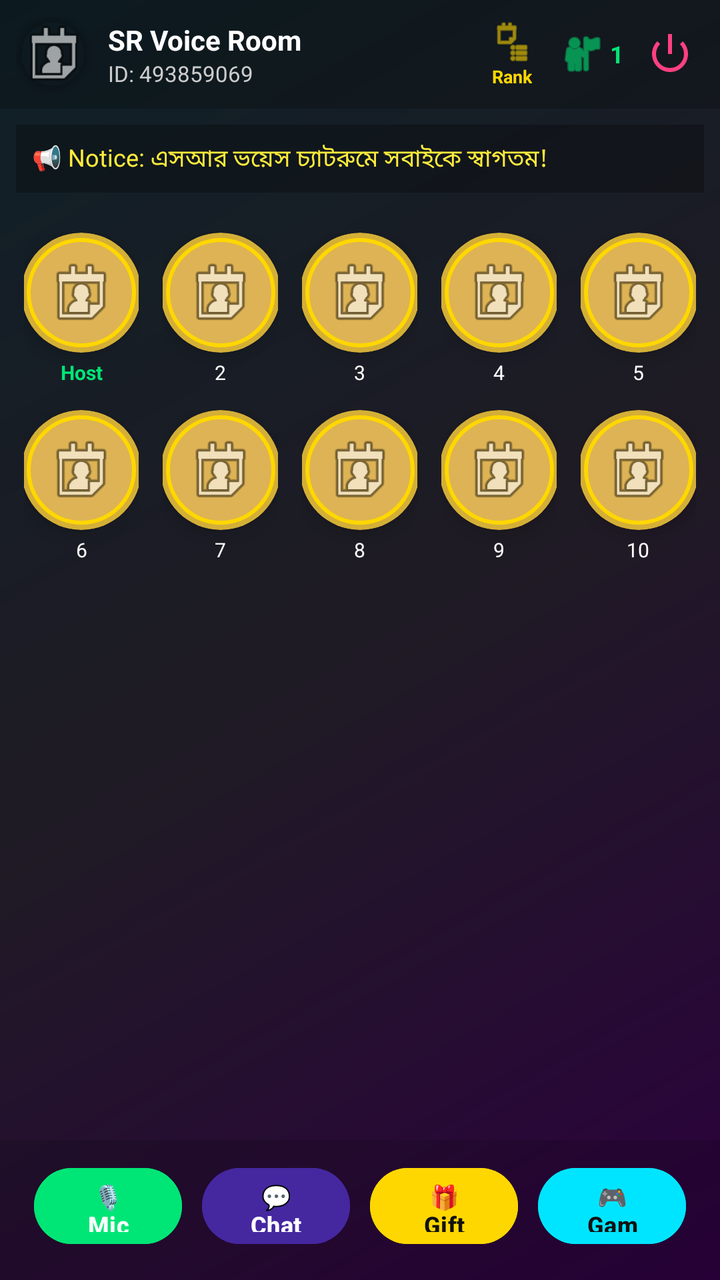
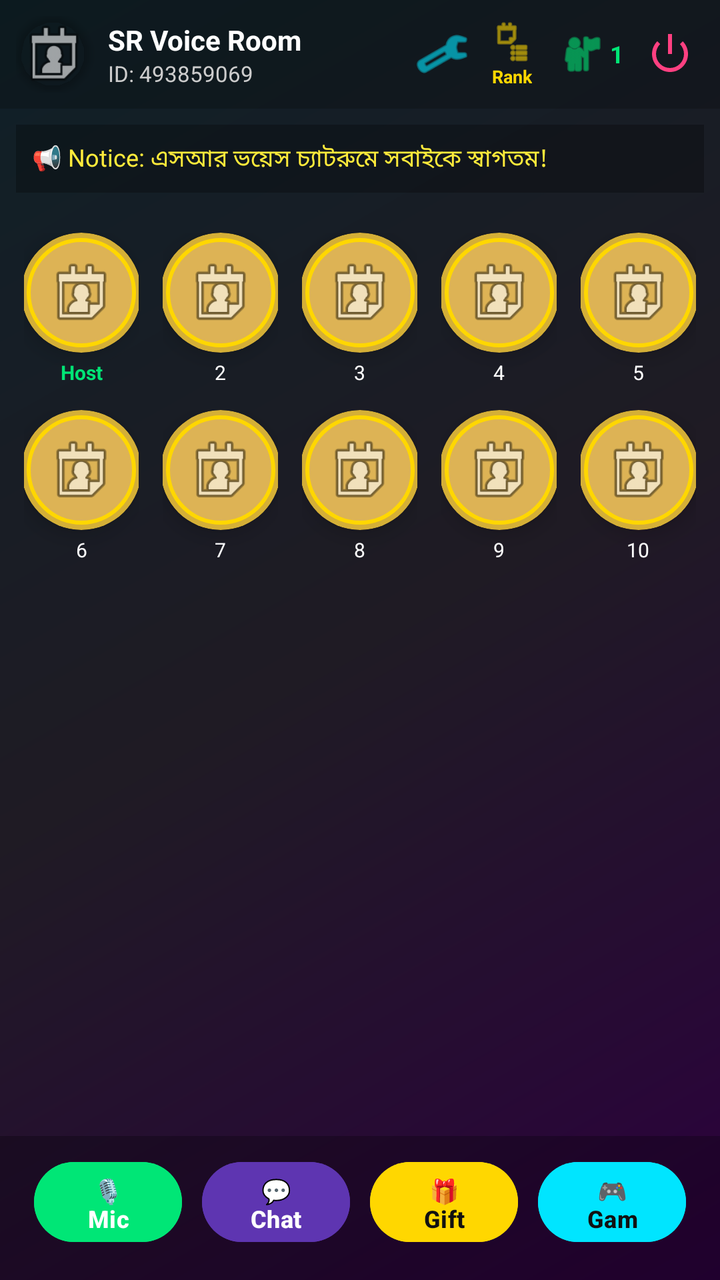

Before-and-after screenshots of an Android layout around one commit, followed by the original layout XML and the change that was made.
<!-- AndroidManifest.xml: activity theme Theme.SRVoiceChat -->
<!-- res/layout/activity_voice_room.xml -->
<?xml version="1.0" encoding="utf-8"?>
<LinearLayout xmlns:android="http://schemas.android.com/apk/res/android"
    xmlns:app="http://schemas.android.com/apk/res-auto"
    android:layout_width="match_parent"
    android:layout_height="match_parent"
    android:orientation="vertical"
    android:fitsSystemWindows="true"
    android:background="@drawable/voice_room_bg">

    
    <LinearLayout
        android:layout_width="match_parent"
        android:layout_height="wrap_content"
        android:orientation="horizontal"
        android:padding="8dp"
        android:gravity="center_vertical"
        android:background="#33000000">

        
        <androidx.cardview.widget.CardView
            android:layout_width="38dp"
            android:layout_height="38dp"
            app:cardCornerRadius="19dp"
            app:cardElevation="2dp"
            android:layout_marginEnd="8dp"
            app:cardBackgroundColor="@android:color/transparent">
            <ImageView
                android:id="@+id/roomHeaderProfileImg"
                android:layout_width="match_parent"
                android:layout_height="match_parent"
                android:scaleType="centerCrop"
                android:src="@android:drawable/ic_menu_my_calendar"/>
        </androidx.cardview.widget.CardView>

        
        <LinearLayout
            android:layout_width="0dp"
            android:layout_height="wrap_content"
            android:layout_weight="1"
            android:orientation="vertical">

            <TextView
                android:id="@+id/roomTitleText"
                android:layout_width="wrap_content"
                android:layout_height="wrap_content"
                android:text="SR Voice Room"
                android:textColor="#FFFFFF"
                android:textSize="14sp"
                android:textStyle="bold"
                android:maxLines="1"
                android:ellipsize="end"/>

            <TextView
                android:id="@+id/roomInfoText"
                android:layout_width="wrap_content"
                android:layout_height="wrap_content"
                android:text="ID: 493859069"
                android:textColor="#CCCCCC"
                android:textSize="11sp"
                android:maxLines="1"
                android:ellipsize="end"/>
        </LinearLayout>

        
        <LinearLayout
            android:id="@+id/btnInRoomRanking"
            android:layout_width="wrap_content"
            android:layout_height="wrap_content"
            android:orientation="vertical"
            android:gravity="center"
            android:clickable="true"
            android:focusable="true"
            android:layout_marginEnd="10dp"
            android:background="?attr/selectableItemBackgroundBorderless"
            android:padding="2dp">

            <ImageView
                android:layout_width="22dp"
                android:layout_height="22dp"
                android:src="@android:drawable/ic_menu_agenda"
                android:tint="#FFD700"
                android:contentDescription="Cup Ranking"/>

            <TextView
                android:layout_width="wrap_content"
                android:layout_height="wrap_content"
                android:text="Rank"
                android:textColor="#FFD700"
                android:textSize="9sp"
                android:textStyle="bold"/>
        </LinearLayout>

        
        <LinearLayout
            android:layout_width="wrap_content"
            android:layout_height="wrap_content"
            android:orientation="horizontal"
            android:gravity="center_vertical"
            android:layout_marginEnd="6dp">

            <ImageView
                android:id="@+id/btnOnlineList"
                android:layout_width="24dp"
                android:layout_height="24dp"
                android:src="@android:drawable/ic_menu_myplaces"
                android:tint="#00E676"
                android:contentDescription="Online List"/>

            <TextView
                android:id="@+id/textOnlineCount"
                android:layout_width="wrap_content"
                android:layout_height="wrap_content"
                android:text="1"
                android:textColor="#00E676"
                android:textSize="12sp"
                android:textStyle="bold"
                android:layout_marginStart="2dp"/>
        </LinearLayout>

        
        <ImageButton
            android:id="@+id/btnPower"
            android:layout_width="34dp"
            android:layout_height="34dp"
            android:background="?attr/selectableItemBackgroundBorderless"
            android:src="@android:drawable/ic_lock_power_off"
            android:tint="#FF4081"
            android:contentDescription="Power Button" />
    </LinearLayout>

    
    <TextView
        android:id="@+id/roomNoticeBarText"
        android:layout_width="match_parent"
        android:layout_height="wrap_content"
        android:text="📢 Notice: এসআর ভয়েস চ্যাটরুমে সবাইকে স্বাগতম!"
        android:textColor="#FFEB3B"
        android:textSize="12sp"
        android:padding="8dp"
        android:background="#44000000"
        android:layout_margin="8dp"
        android:maxLines="1"
        android:ellipsize="end"/>

    
    <GridLayout
        android:layout_width="match_parent"
        android:layout_height="wrap_content"
        android:columnCount="5"
        android:padding="6dp"
        android:alignmentMode="alignMargins"
        android:columnOrderPreserved="false"
        android:gravity="center">

        
        <LinearLayout android:layout_width="0dp" android:layout_height="wrap_content" android:layout_columnWeight="1" android:orientation="vertical" android:gravity="center" android:layout_margin="6dp">
            <androidx.cardview.widget.CardView
                android:id="@+id/seatCard1"
                android:layout_width="60dp"
                android:layout_height="60dp"
                app:cardCornerRadius="30dp"
                app:cardElevation="6dp"
                app:cardBackgroundColor="#22000000"
                app:cardPreventCornerOverlap="false">
                <LinearLayout
                    android:layout_width="match_parent"
                    android:layout_height="match_parent"
                    android:background="@drawable/circle_gold"
                    android:padding="2.5dp">
                    <ImageView
                        android:id="@+id/seatImg1"
                        android:layout_width="match_parent"
                        android:layout_height="match_parent"
                        android:scaleType="centerCrop"
                        android:background="@drawable/bg_circle_pink"
                        android:src="@android:drawable/ic_menu_my_calendar"
                        android:padding="8dp"/>
                </LinearLayout>
            </androidx.cardview.widget.CardView>
            <TextView android:id="@+id/seatTxt1" android:layout_width="65dp" android:layout_height="wrap_content" android:text="Host" android:textColor="#00E676" android:textSize="10sp" android:textStyle="bold" android:gravity="center" android:layout_marginTop="3dp" android:maxLines="1" android:ellipsize="end"/>
        </LinearLayout>

        
        <LinearLayout android:layout_width="0dp" android:layout_height="wrap_content" android:layout_columnWeight="1" android:orientation="vertical" android:gravity="center" android:layout_margin="6dp">
            <androidx.cardview.widget.CardView
                android:id="@+id/seatCard2"
                android:layout_width="60dp"
                android:layout_height="60dp"
                app:cardCornerRadius="30dp"
                app:cardElevation="6dp"
                app:cardBackgroundColor="#22000000"
                app:cardPreventCornerOverlap="false">
                <LinearLayout
                    android:layout_width="match_parent"
                    android:layout_height="match_parent"
                    android:background="@drawable/circle_gold"
                    android:padding="2.5dp">
                    <ImageView
                        android:id="@+id/seatImg2"
                        android:layout_width="match_parent"
                        android:layout_height="match_parent"
                        android:scaleType="centerCrop"
                        android:background="@drawable/bg_circle_pink"
                        android:src="@android:drawable/ic_menu_my_calendar"
                        android:padding="8dp"/>
                </LinearLayout>
            </androidx.cardview.widget.CardView>
            <TextView android:id="@+id/seatTxt2" android:layout_width="65dp" android:layout_height="wrap_content" android:text="2" android:textColor="#FFFFFF" android:textSize="10sp" android:gravity="center" android:layout_marginTop="3dp" android:maxLines="1" android:ellipsize="end"/>
        </LinearLayout>

        
        <LinearLayout android:layout_width="0dp" android:layout_height="wrap_content" android:layout_columnWeight="1" android:orientation="vertical" android:gravity="center" android:layout_margin="6dp">
            <androidx.cardview.widget.CardView
                android:id="@+id/seatCard3"
                android:layout_width="60dp"
                android:layout_height="60dp"
                app:cardCornerRadius="30dp"
                app:cardElevation="6dp"
                app:cardBackgroundColor="#22000000">
                <LinearLayout
                    android:layout_width="match_parent"
                    android:layout_height="match_parent"
                    android:background="@drawable/circle_gold"
                    android:padding="2.5dp">
                    <ImageView
                        android:id="@+id/seatImg3"
                        android:layout_width="match_parent"
                        android:layout_height="match_parent"
                        android:scaleType="centerCrop"
                        android:background="@drawable/bg_circle_pink"
                        android:src="@android:drawable/ic_menu_my_calendar"
                        android:padding="8dp"/>
                </LinearLayout>
            </androidx.cardview.widget.CardView>
            <TextView android:id="@+id/seatTxt3" android:layout_width="65dp" android:layout_height="wrap_content" android:text="3" android:textColor="#FFFFFF" android:textSize="10sp" android:gravity="center" android:layout_marginTop="3dp" android:maxLines="1" android:ellipsize="end"/>
        </LinearLayout>

        
        <LinearLayout android:layout_width="0dp" android:layout_height="wrap_content" android:layout_columnWeight="1" android:orientation="vertical" android:gravity="center" android:layout_margin="6dp">
            <androidx.cardview.widget.CardView
                android:id="@+id/seatCard4"
                android:layout_width="60dp"
                android:layout_height="60dp"
                app:cardCornerRadius="30dp"
                app:cardElevation="6dp"
                app:cardBackgroundColor="#22000000">
                <LinearLayout
                    android:layout_width="match_parent"
                    android:layout_height="match_parent"
                    android:background="@drawable/circle_gold"
                    android:padding="2.5dp">
                    <ImageView
                        android:id="@+id/seatImg4"
                        android:layout_width="match_parent"
                        android:layout_height="match_parent"
                        android:scaleType="centerCrop"
                        android:background="@drawable/bg_circle_pink"
                        android:src="@android:drawable/ic_menu_my_calendar"
                        android:padding="8dp"/>
                </LinearLayout>
            </androidx.cardview.widget.CardView>
            <TextView android:id="@+id/seatTxt4" android:layout_width="65dp" android:layout_height="wrap_content" android:text="4" android:textColor="#FFFFFF" android:textSize="10sp" android:gravity="center" android:layout_marginTop="3dp" android:maxLines="1" android:ellipsize="end"/>
        </LinearLayout>

        
        <LinearLayout android:layout_width="0dp" android:layout_height="wrap_content" android:layout_columnWeight="1" android:orientation="vertical" android:gravity="center" android:layout_margin="6dp">
            <androidx.cardview.widget.CardView
                android:id="@+id/seatCard5"
                android:layout_width="60dp"
                android:layout_height="60dp"
                app:cardCornerRadius="30dp"
                app:cardElevation="6dp"
                app:cardBackgroundColor="#22000000">
                <LinearLayout
                    android:layout_width="match_parent"
                    android:layout_height="match_parent"
                    android:background="@drawable/circle_gold"
                    android:padding="2.5dp">
                    <ImageView
                        android:id="@+id/seatImg5"
                        android:layout_width="match_parent"
                        android:layout_height="match_parent"
                        android:scaleType="centerCrop"
                        android:background="@drawable/bg_circle_pink"
                        android:src="@android:drawable/ic_menu_my_calendar"
                        android:padding="8dp"/>
                </LinearLayout>
            </androidx.cardview.widget.CardView>
            <TextView android:id="@+id/seatTxt5" android:layout_width="65dp" android:layout_height="wrap_content" android:text="5" android:textColor="#FFFFFF" android:textSize="10sp" android:gravity="center" android:layout_marginTop="3dp" android:maxLines="1" android:ellipsize="end"/>
        </LinearLayout>

        
        <LinearLayout android:layout_width="0dp" android:layout_height="wrap_content" android:layout_columnWeight="1" android:orientation="vertical" android:gravity="center" android:layout_margin="6dp">
            <androidx.cardview.widget.CardView
                android:id="@+id/seatCard6"
                android:layout_width="60dp"
                android:layout_height="60dp"
                app:cardCornerRadius="30dp"
                app:cardElevation="6dp"
                app:cardBackgroundColor="#22000000">
                <LinearLayout
                    android:layout_width="match_parent"
                    android:layout_height="match_parent"
                    android:background="@drawable/circle_gold"
                    android:padding="2.5dp">
                    <ImageView
                        android:id="@+id/seatImg6"
                        android:layout_width="match_parent"
                        android:layout_height="match_parent"
                        android:scaleType="centerCrop"
                        android:background="@drawable/bg_circle_pink"
                        android:src="@android:drawable/ic_menu_my_calendar"
                        android:padding="8dp"/>
                </LinearLayout>
            </androidx.cardview.widget.CardView>
            <TextView android:id="@+id/seatTxt6" android:layout_width="65dp" android:layout_height="wrap_content" android:text="6" android:textColor="#FFFFFF" android:textSize="10sp" android:gravity="center" android:layout_marginTop="3dp" android:maxLines="1" android:ellipsize="end"/>
        </LinearLayout>

        
        <LinearLayout android:layout_width="0dp" android:layout_height="wrap_content" android:layout_columnWeight="1" android:orientation="vertical" android:gravity="center" android:layout_margin="6dp">
            <androidx.cardview.widget.CardView
                android:id="@+id/seatCard7"
                android:layout_width="60dp"
                android:layout_height="60dp"
                app:cardCornerRadius="30dp"
                app:cardElevation="6dp"
                app:cardBackgroundColor="#22000000">
                <LinearLayout
                    android:layout_width="match_parent"
                    android:layout_height="match_parent"
                    android:background="@drawable/circle_gold"
                    android:padding="2.5dp">
                    <ImageView
                        android:id="@+id/seatImg7"
                        android:layout_width="match_parent"
                        android:layout_height="match_parent"
                        android:scaleType="centerCrop"
                        android:background="@drawable/bg_circle_pink"
                        android:src="@android:drawable/ic_menu_my_calendar"
                        android:padding="8dp"/>
                </LinearLayout>
            </androidx.cardview.widget.CardView>
            <TextView android:id="@+id/seatTxt7" android:layout_width="65dp" android:layout_height="wrap_content" android:text="7" android:textColor="#FFFFFF" android:textSize="10sp" android:gravity="center" android:layout_marginTop="3dp" android:maxLines="1" android:ellipsize="end"/>
        </LinearLayout>

        
        <LinearLayout android:layout_width="0dp" android:layout_height="wrap_content" android:layout_columnWeight="1" android:orientation="vertical" android:gravity="center" android:layout_margin="6dp">
            <androidx.cardview.widget.CardView
                android:id="@+id/seatCard8"
                android:layout_width="60dp"
                android:layout_height="60dp"
                app:cardCornerRadius="30dp"
                app:cardElevation="6dp"
                app:cardBackgroundColor="#22000000">
                <LinearLayout
                    android:layout_width="match_parent"
                    android:layout_height="match_parent"
                    android:background="@drawable/circle_gold"
                    android:padding="2.5dp">
                    <ImageView
                        android:id="@+id/seatImg8"
                        android:layout_width="match_parent"
                        android:layout_height="match_parent"
                        android:scaleType="centerCrop"
                        android:background="@drawable/bg_circle_pink"
                        android:src="@android:drawable/ic_menu_my_calendar"
                        android:padding="8dp"/>
                </LinearLayout>
            </androidx.cardview.widget.CardView>
            <TextView android:id="@+id/seatTxt8" android:layout_width="65dp" android:layout_height="wrap_content" android:text="8" android:textColor="#FFFFFF" android:textSize="10sp" android:gravity="center" android:layout_marginTop="3dp" android:maxLines="1" android:ellipsize="end"/>
        </LinearLayout>

        
        <LinearLayout android:layout_width="0dp" android:layout_height="wrap_content" android:layout_columnWeight="1" android:orientation="vertical" android:gravity="center" android:layout_margin="6dp">
            <androidx.cardview.widget.CardView
                android:id="@+id/seatCard9"
                android:layout_width="60dp"
                android:layout_height="60dp"
                app:cardCornerRadius="30dp"
                app:cardElevation="6dp"
                app:cardBackgroundColor="#22000000">
                <LinearLayout
                    android:layout_width="match_parent"
                    android:layout_height="match_parent"
                    android:background="@drawable/circle_gold"
                    android:padding="2.5dp">
                    <ImageView
                        android:id="@+id/seatImg9"
                        android:layout_width="match_parent"
                        android:layout_height="match_parent"
                        android:scaleType="centerCrop"
                        android:background="@drawable/bg_circle_pink"
                        android:src="@android:drawable/ic_menu_my_calendar"
                        android:padding="8dp"/>
                </LinearLayout>
            </androidx.cardview.widget.CardView>
            <TextView android:id="@+id/seatTxt9" android:layout_width="65dp" android:layout_height="wrap_content" android:text="9" android:textColor="#FFFFFF" android:textSize="10sp" android:gravity="center" android:layout_marginTop="3dp" android:maxLines="1" android:ellipsize="end"/>
        </LinearLayout>

        
        <LinearLayout android:layout_width="0dp" android:layout_height="wrap_content" android:layout_columnWeight="1" android:orientation="vertical" android:gravity="center" android:layout_margin="6dp">
            <androidx.cardview.widget.CardView
                android:id="@+id/seatCard10"
                android:layout_width="60dp"
                android:layout_height="60dp"
                app:cardCornerRadius="30dp"
                app:cardElevation="6dp"
                app:cardBackgroundColor="#22000000">
                <LinearLayout
                    android:layout_width="match_parent"
                    android:layout_height="match_parent"
                    android:background="@drawable/circle_gold"
                    android:padding="2.5dp">
                    <ImageView
                        android:id="@+id/seatImg10"
                        android:layout_width="match_parent"
                        android:layout_height="match_parent"
                        android:scaleType="centerCrop"
                        android:background="@drawable/bg_circle_pink"
                        android:src="@android:drawable/ic_menu_my_calendar"
                        android:padding="8dp"/>
                </LinearLayout>
            </androidx.cardview.widget.CardView>
            <TextView android:id="@+id/seatTxt10" android:layout_width="65dp" android:layout_height="wrap_content" android:text="10" android:textColor="#FFFFFF" android:textSize="10sp" android:gravity="center" android:layout_marginTop="3dp" android:maxLines="1" android:ellipsize="end"/>
        </LinearLayout>

    </GridLayout>

    
    <ListView
        android:id="@+id/chatListView"
        android:layout_width="match_parent"
        android:layout_height="0dp"
        android:layout_weight="1"
        android:divider="@null"
        android:stackFromBottom="true"
        android:transcriptMode="normal"
        android:paddingHorizontal="8dp"
        android:paddingTop="8dp"/>

    
    <LinearLayout
        android:layout_width="match_parent"
        android:layout_height="70dp"
        android:orientation="horizontal"
        android:background="#22000000"
        android:gravity="center"
        android:paddingHorizontal="12dp"
        android:paddingTop="8dp"
        android:paddingBottom="12dp">

        
        <Button
            android:id="@+id/btnMicToggle"
            android:layout_width="0dp"
            android:layout_height="46dp"
            android:layout_weight="1"
            android:text="🎙️ Mic"
            android:textColor="#FFFFFF"
            android:textSize="12sp"
            android:backgroundTint="#00E676"
            android:layout_marginHorizontal="5dp"
            android:textStyle="bold"
            android:elevation="4dp"/>

        
        <Button
            android:id="@+id/btnChatOption"
            android:layout_width="0dp"
            android:layout_height="46dp"
            android:layout_weight="1"
            android:text="💬 Chat"
            android:textColor="#FFFFFF"
            android:textSize="12sp"
            android:backgroundTint="#4527A0"
            android:layout_marginHorizontal="5dp"
            android:textStyle="bold"
            android:elevation="4dp"/>

        
        <Button
            android:id="@+id/btnGiftBox"
            android:layout_width="0dp"
            android:layout_height="46dp"
            android:layout_weight="1"
            android:text="🎁 Gift"
            android:textColor="#111111"
            android:textSize="12sp"
            android:backgroundTint="#FFD700"
            android:layout_marginHorizontal="5dp"
            android:textStyle="bold"
            android:elevation="4dp"/>

        
        <Button
            android:id="@+id/btnGameBox"
            android:layout_width="0dp"
            android:layout_height="46dp"
            android:layout_weight="1"
            android:text="🎮 Game"
            android:textColor="#111111"
            android:textSize="12sp"
            android:backgroundTint="#00E5FF"
            android:layout_marginHorizontal="5dp"
            android:textStyle="bold"
            android:elevation="4dp"/>

    </LinearLayout>

</LinearLayout>
<!-- resources referenced by this layout -->
<resources>
  <!-- drawable bg_circle_pink (drawable) -->
  <?xml version="1.0" encoding="utf-8"?>
  <shape xmlns:android="http://schemas.android.com/apk/res/android"
      android:shape="oval">
      
      <solid android:color="#33FFC0CB" />
      
      
      <stroke 
          android:width="2dp" 
          android:color="#FFD700" />
  </shape>
  <!-- drawable circle_gold (drawable) -->
  <?xml version="1.0" encoding="utf-8"?>
  <shape xmlns:android="http://schemas.android.com/apk/res/android" android:shape="oval">
      <solid android:color="#D4AF37"/>
  </shape>
  <!-- drawable voice_room_bg (drawable) -->
  <?xml version="1.0" encoding="utf-8"?>
  <shape xmlns:android="http://schemas.android.com/apk/res/android">
      <gradient
          android:angle="135"
          android:startColor="#2C003E"
          android:centerColor="#1F1B24"
          android:endColor="#0F2027"
          android:type="linear" />
  </shape>
  <style name="Theme.SRVoiceChat" parent="Theme.Material3.DayNight.NoActionBar">
          <item name="colorPrimary">#FF4081</item>
          <item name="android:statusBarColor">#FF4081</item>
          <item name="android:windowLightStatusBar">true</item>
      </style>
</resources>

<!-- the commit's change to res/layout/activity_voice_room.xml (unified diff, before → after) -->
@@ -62,6 +62,16 @@
         </LinearLayout>
 
         
+        <ImageView
+            android:id="@+id/btnRoomTools"
+            android:layout_width="28dp"
+            android:layout_height="28dp"
+            android:src="@android:drawable/ic_menu_manage"
+            android:tint="#00E5FF"
+            android:layout_marginEnd="8dp"
+            android:contentDescription="Room Tools"/>
+
+        
         <LinearLayout
             android:id="@+id/btnInRoomRanking"
             android:layout_width="wrap_content"
@@ -435,25 +445,26 @@
         android:divider="@null"
         android:stackFromBottom="true"
         android:transcriptMode="normal"
-        android:paddingHorizontal="8dp"
-        android:paddingTop="8dp"/>
+        android:paddingHorizontal="10dp"
+        android:paddingTop="8dp"
+        android:layout_marginBottom="8dp"/>
 
     
     <LinearLayout
         android:layout_width="match_parent"
-        android:layout_height="70dp"
+        android:layout_height="72dp"
         android:orientation="horizontal"
-        android:background="#22000000"
+        android:background="#44000000"
         android:gravity="center"
         android:paddingHorizontal="12dp"
         android:paddingTop="8dp"
-        android:paddingBottom="12dp">
+        android:paddingBottom="14dp">
 
         
         <Button
             android:id="@+id/btnMicToggle"
             android:layout_width="0dp"
-            android:layout_height="46dp"
+            android:layout_height="48dp"
             android:layout_weight="1"
             android:text="🎙️ Mic"
             android:textColor="#FFFFFF"
@@ -461,27 +472,27 @@
             android:backgroundTint="#00E676"
             android:layout_marginHorizontal="5dp"
             android:textStyle="bold"
-            android:elevation="4dp"/>
+            android:elevation="6dp"/>
 
         
         <Button
             android:id="@+id/btnChatOption"
             android:layout_width="0dp"
-            android:layout_height="46dp"
+            android:layout_height="48dp"
             android:layout_weight="1"
             android:text="💬 Chat"
             android:textColor="#FFFFFF"
             android:textSize="12sp"
-            android:backgroundTint="#4527A0"
+            android:backgroundTint="#5E35B1"
             android:layout_marginHorizontal="5dp"
             android:textStyle="bold"
-            android:elevation="4dp"/>
+            android:elevation="6dp"/>
 
         
         <Button
             android:id="@+id/btnGiftBox"
             android:layout_width="0dp"
-            android:layout_height="46dp"
+            android:layout_height="48dp"
             android:layout_weight="1"
             android:text="🎁 Gift"
             android:textColor="#111111"
@@ -489,13 +500,13 @@
             android:backgroundTint="#FFD700"
             android:layout_marginHorizontal="5dp"
             android:textStyle="bold"
-            android:elevation="4dp"/>
+            android:elevation="6dp"/>
 
         
         <Button
             android:id="@+id/btnGameBox"
             android:layout_width="0dp"
-            android:layout_height="46dp"
+            android:layout_height="48dp"
             android:layout_weight="1"
             android:text="🎮 Game"
             android:textColor="#111111"
@@ -503,7 +514,7 @@
             android:backgroundTint="#00E5FF"
             android:layout_marginHorizontal="5dp"
             android:textStyle="bold"
-            android:elevation="4dp"/>
+            android:elevation="6dp"/>
 
     </LinearLayout>
 
